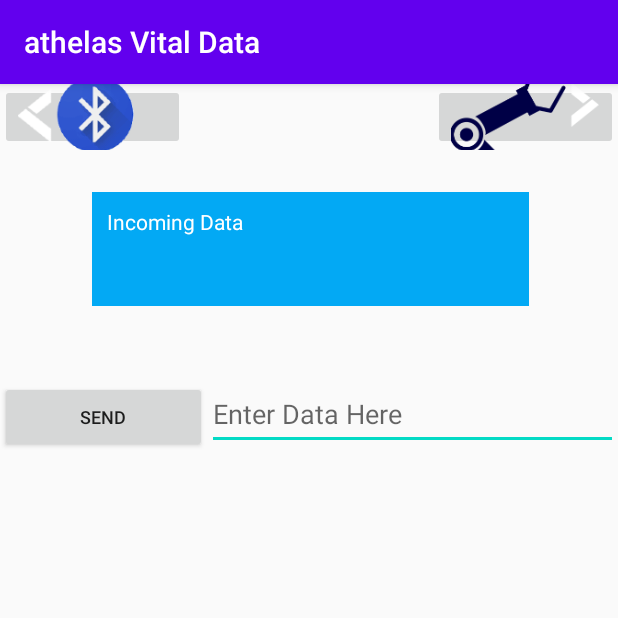
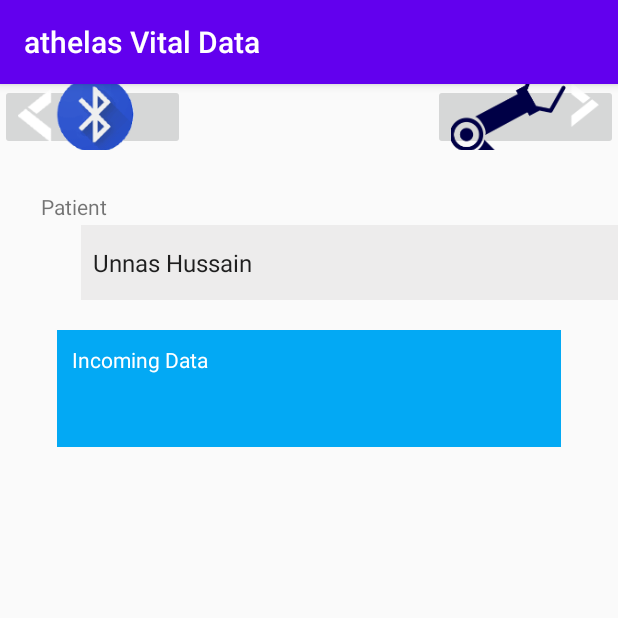
Before and after one commit to unbun/bluetoothapp-java, an Android app: the LiveVitalsActivity screen opened directly, with no data from a screen before it, on a phone screen of 412 x 824 dp, the top half of it. Run offline under Robolectric (Android 15) with nearby library versions, the phone set to English and light mode, and no system bars.

Commit message:
vital reading page is ready (need to update arduino code first)

```diff
--- a/app/src/main/java/athelas/javableapp/activities/LiveVitalsActivity.java
+++ b/app/src/main/java/athelas/javableapp/activities/LiveVitalsActivity.java
@@ -23,8 +23,6 @@ import athelas.javableapp.R;
 
 public class LiveVitalsActivity extends AppCompatActivity {
 
-    Button btnSend;
-    EditText etSend;
     TextView tvIncomingMessages;
     StringBuilder readMessages;
 
@@ -62,23 +60,11 @@ public class LiveVitalsActivity extends AppCompatActivity {
 
         readMessages = new StringBuilder();
 
-        btnSend = (Button) findViewById(R.id.btnSend);
-        etSend = (EditText) findViewById(R.id.editText);
         tvIncomingMessages = (TextView) findViewById(R.id.incomingMessages);
 
         //Use local broadcast manager to recieve incoming messages
         LocalBroadcastManager.getInstance(this).registerReceiver(mReadReciever, new IntentFilter("incomingMessage"));
 
-        // when you want to send text to the connection service
-        btnSend.setOnClickListener(new View.OnClickListener() {
-            @Override
-            public void onClick(View view) {
-                byte[] bytes = etSend.getText().toString().getBytes(Charset.defaultCharset());
-                mBTConnection.write(bytes);
-
-                etSend.setText("");
-            }
-        });
     }
 
 
--- a/app/src/main/res/layout/activity_live_vitals.xml
+++ b/app/src/main/res/layout/activity_live_vitals.xml
@@ -8,13 +8,9 @@
 
     <TextView
         android:id="@+id/incomingMessages"
-        android:layout_width="291dp"
-        android:layout_height="76dp"
-        android:layout_marginStart="8dp"
-        android:layout_marginLeft="8dp"
-        android:layout_marginTop="72dp"
-        android:layout_marginEnd="8dp"
-        android:layout_marginRight="8dp"
+        android:layout_width="336dp"
+        android:layout_height="78dp"
+        android:layout_marginTop="20dp"
         android:background="#03A9F4"
         android:paddingLeft="10dp"
         android:paddingTop="10dp"
@@ -23,36 +19,8 @@
         android:text="@string/incoming_data"
         android:textColor="#FFFFFF"
         app:layout_constraintEnd_toEndOf="parent"
-        app:layout_constraintHorizontal_bias="0.509"
         app:layout_constraintStart_toStartOf="parent"
-        app:layout_constraintTop_toTopOf="parent" />
-
-    <Button
-        android:id="@+id/btnSend"
-        android:layout_width="0dp"
-        android:layout_height="wrap_content"
-        android:text="@string/send"
-        android:textSize="12sp"
-        app:layout_constraintBaseline_toBaselineOf="@+id/editText"
-        app:layout_constraintEnd_toStartOf="@+id/editText"
-        app:layout_constraintHorizontal_bias="0.5"
-        app:layout_constraintHorizontal_chainStyle="packed"
-        app:layout_constraintStart_toStartOf="parent" />
-
-    <EditText
-        android:id="@+id/editText"
-        android:layout_width="274dp"
-        android:layout_height="48dp"
-        android:layout_alignParentStart="true"
-        android:layout_alignParentLeft="true"
-        android:layout_marginTop="48dp"
-        android:autofillHints=""
-        android:hint="@string/outgoing_data"
-        android:inputType="date|textUri|textShortMessage|textLongMessage|textAutoCorrect|numberSigned|textVisiblePassword|textWebEditText|textMultiLine|textNoSuggestions|textFilter|number|datetime|textWebEmailAddress|textPersonName|text|textPhonetic|textCapSentences|textPassword|textAutoComplete|textImeMultiLine|textPostalAddress|numberDecimal|textEmailAddress|numberPassword|textCapWords|phone|textEmailSubject|textCapCharacters|time|textWebPassword"
-        app:layout_constraintEnd_toEndOf="parent"
-        app:layout_constraintHorizontal_bias="0.5"
-        app:layout_constraintStart_toEndOf="@+id/btnSend"
-        app:layout_constraintTop_toBottomOf="@+id/incomingMessages" />
+        app:layout_constraintTop_toBottomOf="@+id/patientSelection" />
 
     <ImageButton
         android:id="@+id/toConnectBtn"
@@ -74,4 +42,26 @@
         android:src="@mipmap/to_arm_ctrl_foreground"
         app:layout_constraintEnd_toEndOf="parent"
         app:layout_constraintTop_toTopOf="parent" />
+
+    <TextView
+        android:id="@+id/textView"
+        android:layout_width="358dp"
+        android:layout_height="22dp"
+        android:layout_marginTop="72dp"
+        android:text="@string/patient"
+        app:layout_constraintEnd_toEndOf="parent"
+        app:layout_constraintStart_toStartOf="parent"
+        app:layout_constraintTop_toTopOf="parent" />
+
+    <Spinner
+        android:id="@+id/patientSelection"
+        android:layout_width="358dp"
+        android:layout_height="50dp"
+        android:background="#EDECEC"
+        android:entries="@array/preloaded_patients"
+        app:layout_constraintEnd_toEndOf="parent"
+        app:layout_constraintHorizontal_bias="1.0"
+        app:layout_constraintStart_toStartOf="parent"
+        app:layout_constraintTop_toBottomOf="@+id/textView" />
+
 </androidx.constraintlayout.widget.ConstraintLayout>
--- a/app/src/main/res/values/strings.xml
+++ b/app/src/main/res/values/strings.xml
@@ -23,6 +23,7 @@
     <string name="base_speed">base speed</string>
     <string name="wrist_speed">wrist speed</string>
     <string name="elbow_speed">elbow speed</string>
+    <string name="patient">Patient</string>
 
     <string-array name="devices">
         <item>None (retract arm)</item>
@@ -38,4 +39,8 @@
         <item>Chest</item>
         <item>Hand</item>
     </string-array>
+
+    <string-array name="preloaded_patients">
+        <item>Unnas Hussain</item>
+    </string-array>
 </resources>
```
